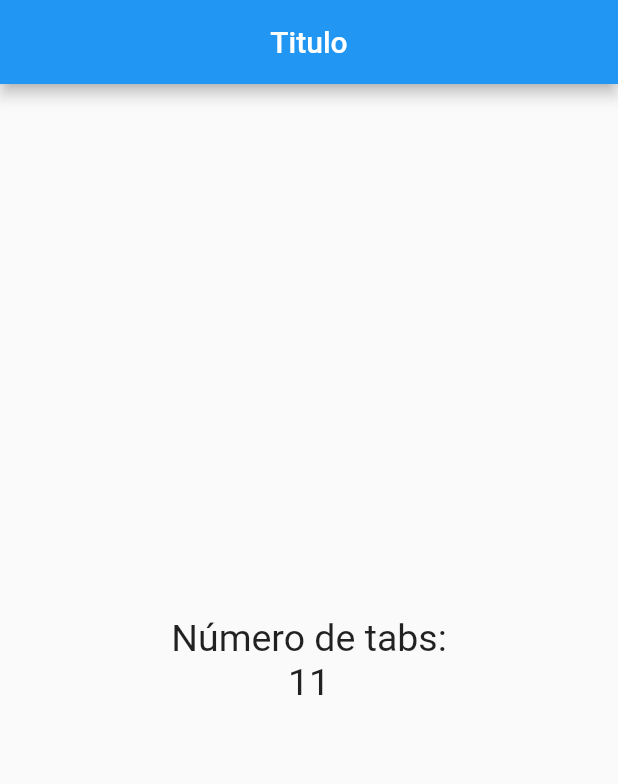
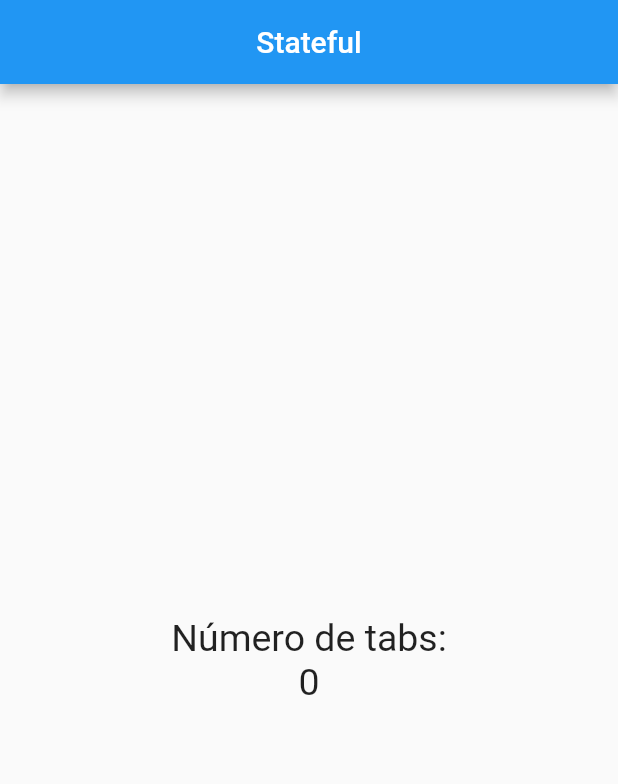
Before and after one commit to obelich/mi-aprendisaje, a Flutter app: the screen it shows after launch, on a phone screen of 412 x 824 dp. Shown: the top 784 px of the screen. Run offline on Flutter 3.47's test engine with Material 2 defaults, Android fonts, the phone set to English and light mode, and no system bars.

Commit message:
Se trabajo en el statefullwidget contador

```diff
--- a/Mobile/Flutter/Udemy/flutter-ios-android-fernando-herrera/contador/lib/src/app.dart
+++ b/Mobile/Flutter/Udemy/flutter-ios-android-fernando-herrera/contador/lib/src/app.dart
@@ -1,15 +1,21 @@
 import 'package:flutter/material.dart';
 
-import 'package:contador/src/pages/home_page.dart';
+import 'package:contador/src/pages/contador_page.dart';
+// import 'package:contador/src/pages/home_page.dart';
 
 
 class MyApp extends StatelessWidget {
   @override
   Widget build(BuildContext context) {
+
     return MaterialApp(
+      debugShowCheckedModeBanner: false,
       home: Center(
-        child: HomePage()
+        // child: HomePage()
+        child: ContadorPage(),
         ),
     );
   }
+
+
 }
--- /dev/null
+++ b/Mobile/Flutter/Udemy/flutter-ios-android-fernando-herrera/contador/lib/src/pages/contador_page.dart
@@ -0,0 +1,41 @@
+import 'package:flutter/material.dart';
+
+class ContadorPage extends StatefulWidget {
+  @override
+  createState() {
+    return _ContadorPageState();
+  }
+}
+
+class _ContadorPageState extends State<ContadorPage> {
+  final _estiloTexto = new TextStyle(fontSize: 25);
+  int _conteo = 0;
+
+  @override
+  Widget build(BuildContext context) {
+    return Scaffold(
+      appBar: AppBar(
+        title: Text('Stateful'),
+        centerTitle: true,
+      ),
+      body: Center(
+        child: Column(
+          mainAxisAlignment: MainAxisAlignment.center,
+          children: <Widget>[
+            Text('Número de tabs:', style: _estiloTexto),
+            Text('$_conteo', style: _estiloTexto),
+          ],
+        ),
+      ),
+      floatingActionButton: FloatingActionButton(
+        child: Icon(Icons.add),
+        onPressed: () {
+          print('Hola Mundo');
+          _conteo++;
+
+          setState(() {});
+        },
+      ),
+    );
+  }
+}
```
